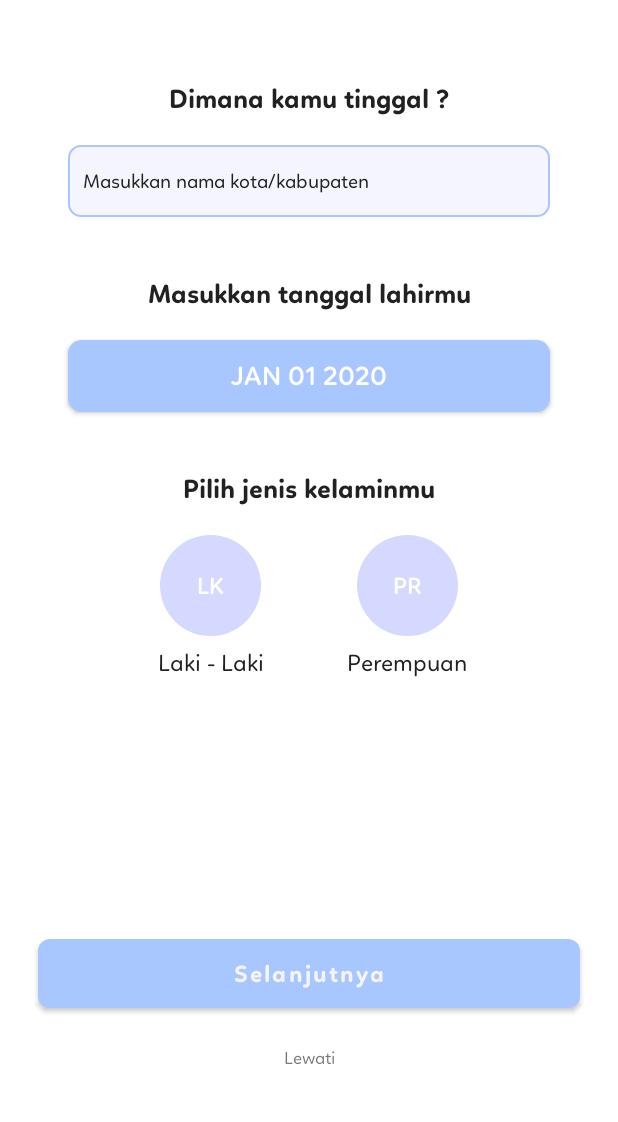
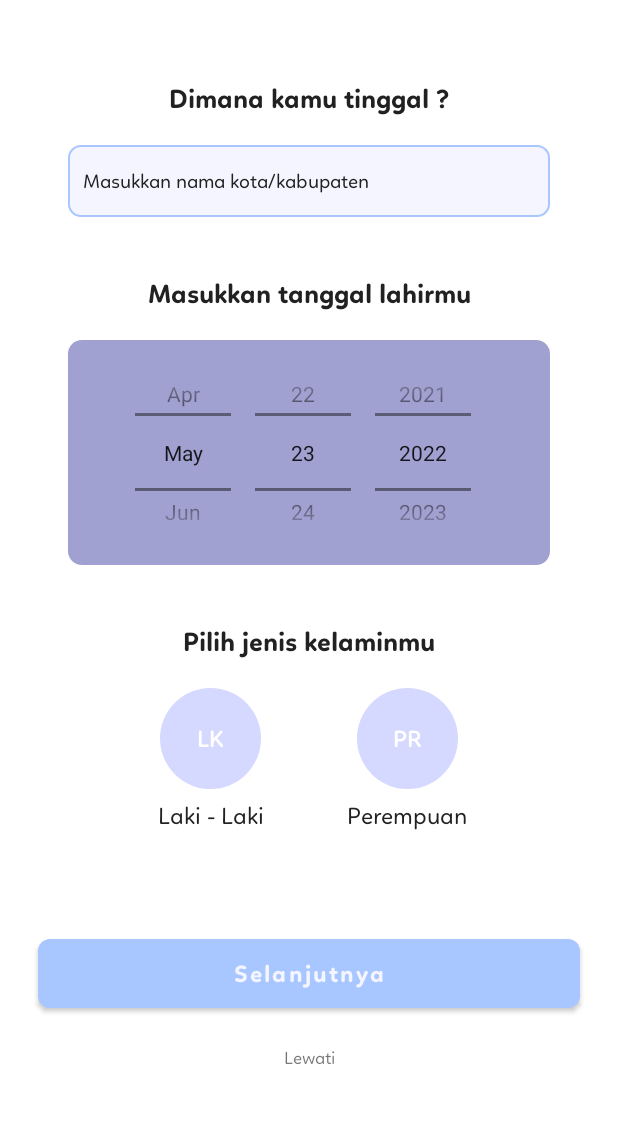
Before and after one commit to iqbalfariz/Yourney, an Android app: the AboutOneActivity screen opened directly, with no data from a screen before it, on a phone screen of 412 x 824 dp, the part 114-1236 px from its top. Run offline under Robolectric (Android 15) with nearby library versions, the phone set to English and light mode, and no system bars; Roboto replaces fonts that are not available here.

Commit message:
Add calendar spinner

```diff
--- a/app/src/main/java/com/izo/yourney/ui/persona/AboutOneActivity.kt
+++ b/app/src/main/java/com/izo/yourney/ui/persona/AboutOneActivity.kt
@@ -7,6 +7,7 @@ import android.os.Bundle
 import android.os.Parcel
 import android.os.Parcelable
 import android.util.Log
+import android.widget.Toast
 import com.izo.yourney.R
 import com.izo.yourney.databinding.ActivityAboutOneBinding
 import java.text.SimpleDateFormat
@@ -21,21 +22,23 @@ class AboutOneActivity() : AppCompatActivity() {
         binding = ActivityAboutOneBinding.inflate(layoutInflater)
         setContentView(binding.root)
 
-        val calendar = Calendar.getInstance()
+        clickEvents()
 
-        val datePicker = DatePickerDialog.OnDateSetListener {view, year, month, dayOfMonth ->
-            calendar.set(Calendar.YEAR, year)
-            calendar.set(Calendar.MONTH, month)
-            calendar.set(Calendar.DAY_OF_MONTH, dayOfMonth)
-            updateLabel(calendar)
+        // calendar
+        myCalendar()
+
     }
 
-        binding.btnDatePicker.setOnClickListener {
-            DatePickerDialog(this, datePicker, calendar.get(Calendar.YEAR), calendar.get(Calendar.MONTH),
-            calendar.get(Calendar.DAY_OF_MONTH)).show()
+    private fun myCalendar() {
+        val current = Calendar.getInstance()
+        binding.datePicker.init(current.get(Calendar.YEAR), current.get(Calendar.MONTH), current.get(Calendar.DAY_OF_MONTH)){
+            view, year, month, day ->
+            val month = month
+            Toast.makeText(this, "Tanggal yang dipilih : $day/$month/$year", Toast.LENGTH_SHORT).show()
+        }
     }
 
-
+    private fun clickEvents() {
         binding.tvMale.setOnClickListener {
             binding.tvMale.setBackgroundResource(R.drawable.circle_picker_bg)
             binding.tvFemale.setBackgroundResource(R.drawable.circle_not_pick_bg)
@@ -51,15 +54,7 @@ class AboutOneActivity() : AppCompatActivity() {
             startActivity(intent)
         }
 
-
     }
 
 
-
-    private fun updateLabel(calendar: Calendar) {
-        val dateFormat = "dd-MM-yyyy"
-        val sdf = SimpleDateFormat(dateFormat, Locale.US)
-        binding.btnDatePicker.setText(sdf.format(calendar.time))
 }
-
-}
--- a/app/src/main/java/com/izo/yourney/ui/persona/AboutThreeActivity.kt
+++ b/app/src/main/java/com/izo/yourney/ui/persona/AboutThreeActivity.kt
@@ -66,6 +66,7 @@ class AboutThreeActivity : AppCompatActivity() {
         adapter.setOnItemClickCallback(object : RecommendHobbyAdapter.OnItemClickCallback{
             override fun onItemClicked(dataRecommend: String) {
                 binding.edHobby.setText(dataRecommend)
+
             }
         })
     }
--- a/app/src/main/java/com/izo/yourney/ui/persona/RecommendHobbyAdapter.kt
+++ b/app/src/main/java/com/izo/yourney/ui/persona/RecommendHobbyAdapter.kt
@@ -21,6 +21,7 @@ class RecommendHobbyAdapter(private val listRecommendHobby: ArrayList<String>):
         holder.tvRecommendHobby.text = listRecommendHobby[position]
         holder.itemView.setOnClickListener {
             onItemClickCallback.onItemClicked(listRecommendHobby[holder.adapterPosition])
+//            holder.tvRecommendHobby.setBackgroundResource(R.drawable.recommend_hobby_pick_bg)
         }
         recommendHobby = listRecommendHobby[position]
     }
@@ -32,6 +33,8 @@ class RecommendHobbyAdapter(private val listRecommendHobby: ArrayList<String>):
         this.onItemClickCallback = onItemClickCallback
     }
 
+
+
     class ListViewHolder(itemView: View) : RecyclerView.ViewHolder(itemView) {
         var tvRecommendHobby = itemView.findViewById<TextView>(R.id.tv_recommend_hobby)
     }
--- /dev/null
+++ b/app/src/main/res/drawable/date_picker_bg.xml
@@ -0,0 +1,12 @@
+<?xml version="1.0" encoding="utf-8"?>
+<selector xmlns:android="http://schemas.android.com/apk/res/android">
+
+    <item>
+        <shape android:shape="rectangle">
+            <solid android:color="@color/blue_font_yourney"/>
+            <corners android:radius="9dp"/>
+        </shape>
+    </item>
+
+
+</selector>
--- a/app/src/main/res/layout/activity_about_one.xml
+++ b/app/src/main/res/layout/activity_about_one.xml
@@ -116,23 +116,20 @@
         app:layout_constraintStart_toStartOf="parent"
         app:layout_constraintTop_toBottomOf="@id/ed_city" />
 
-    <Button
-        android:id="@+id/btn_date_picker"
-        style="?android:spinnerStyle"
-        android:layout_width="0dp"
-        android:layout_height="wrap_content"
+    <DatePicker
+        android:id="@+id/datePicker"
+        android:layout_width="match_parent"
+        android:layout_height="150dp"
         android:layout_marginStart="45dp"
         android:layout_marginTop="20dp"
         android:layout_marginEnd="45dp"
-        android:background="@drawable/button_date_picker_bg"
-        android:fontFamily="@font/linotte_semi_bold"
-        android:text="@string/content_btnDatePicker"
-        android:textAlignment="center"
-        android:textColor="@color/white"
-        android:textSize="18sp"
+        android:background="@drawable/date_picker_bg"
+        android:calendarTextColor="@color/white"
+        android:calendarViewShown="false"
+        android:datePickerMode="spinner"
         app:layout_constraintEnd_toEndOf="parent"
         app:layout_constraintStart_toStartOf="parent"
-        app:layout_constraintTop_toBottomOf="@+id/textView14" />
+        app:layout_constraintTop_toBottomOf="@id/textView14" />
 
     <TextView
         android:id="@+id/textView21"
@@ -146,7 +143,7 @@
         android:textSize="18sp"
         app:layout_constraintEnd_toEndOf="parent"
         app:layout_constraintStart_toStartOf="parent"
-        app:layout_constraintTop_toBottomOf="@+id/btn_date_picker" />
+        app:layout_constraintTop_toBottomOf="@id/datePicker" />
 
     <TextView
         android:id="@+id/tv_male"
```
Lines whose indentation alone changed are shown as unchanged.
